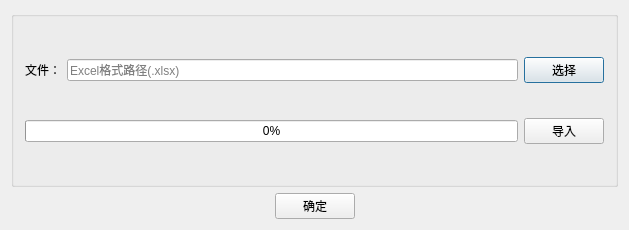
xuqingxiangstu/platform, file EquivalentDevice/excelToDb/importcmd.ui: the form before one commit.
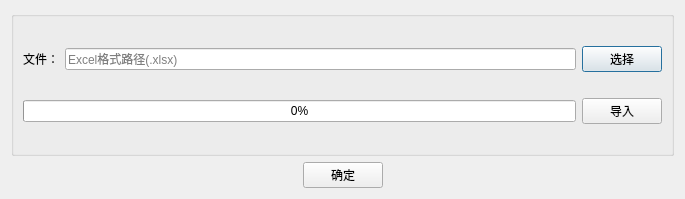
The form after the commit.

Patch:
```diff
--- a/EquivalentDevice/excelToDb/importcmd.ui
+++ b/EquivalentDevice/excelToDb/importcmd.ui
@@ -6,14 +6,14 @@
    <rect>
     <x>0</x>
     <y>0</y>
-    <width>629</width>
-    <height>230</height>
+    <width>685</width>
+    <height>199</height>
    </rect>
   </property>
   <property name="windowTitle">
    <string>导入Excel表</string>
   </property>
-  <layout class="QVBoxLayout" name="verticalLayout_2" stretch="3,1">
+  <layout class="QVBoxLayout" name="verticalLayout_2">
    <item>
     <widget class="QGroupBox" name="groupBox">
      <property name="title">
@@ -105,7 +105,6 @@
    </item>
   </layout>
  </widget>
- <layoutdefault spacing="6" margin="11"/>
  <resources/>
  <connections/>
 </ui>
```
Left out of the diff: 2 changed lines with no effect on the pictures.
